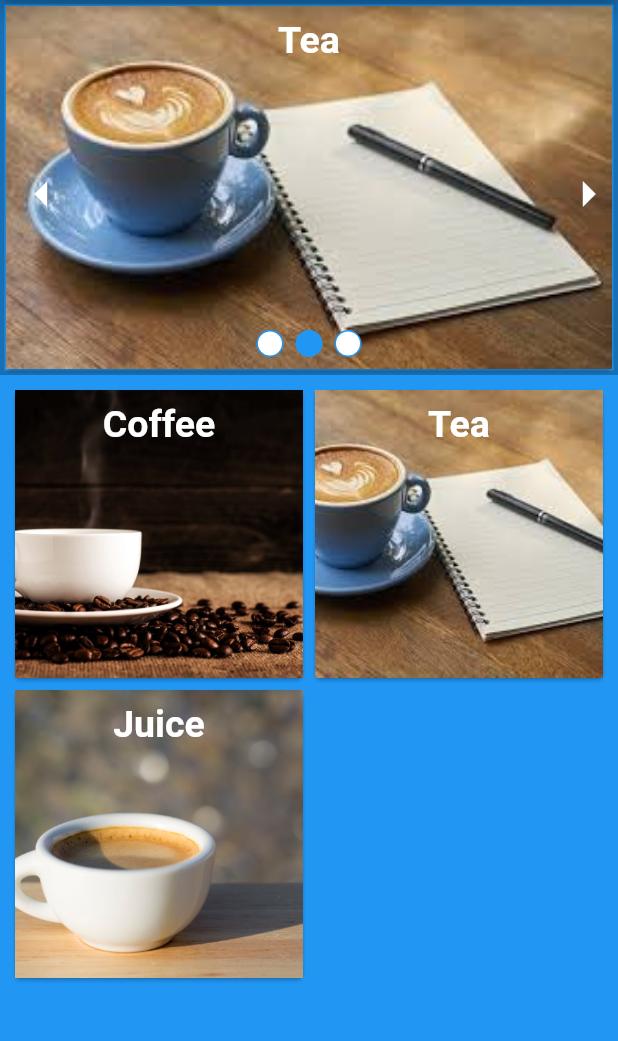
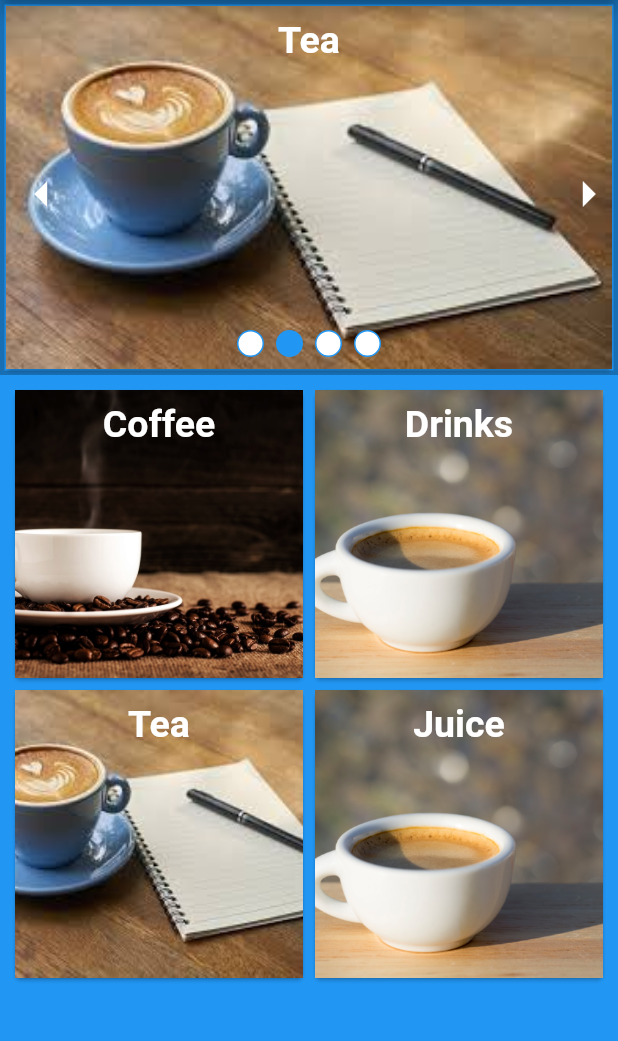
Before and after one commit to Shaheduzzaman67/shop_app, a Flutter app: the screen it shows after launch, on a phone screen of 412 x 824 dp, the part 84-1125 px from its top. Run offline on Flutter 3.47's test engine with Material 2 defaults, Android fonts, the phone set to English and light mode, and no system bars; our stand-ins replace transparent_image.

Commit message:
Demo Mockup finished

```diff
--- a/lib/widget/DrinkCards.dart
+++ b/lib/widget/DrinkCards.dart
@@ -7,10 +7,12 @@ List<DrinkType> mainType = <DrinkType>[
   DrinkType ("Coffee","assets/img/cofee1.jpg", 20.0 ),
   DrinkType ("Tea","assets/img/cofee2.jpg", 20.0 ),
   DrinkType ("Juice","assets/img/cofee3.jpg", 20.0 ),
+  DrinkType ("Drinks","assets/img/cofee3.jpg", 20.0 ),
 ];
 
 List<DrinkType> cofeeType = <DrinkType>[
   DrinkType ("Coffee","assets/img/cofee1.jpg", 20.0 ),
+  DrinkType ("Drinks","assets/img/cofee3.jpg", 20.0 ),
   DrinkType ("Tea","assets/img/cofee2.jpg", 20.0 ),
   DrinkType ("Juice","assets/img/cofee3.jpg", 20.0 ),
 ];
@@ -24,6 +26,7 @@ List<DrinkType> teaType = <DrinkType>[
 List<DrinkType> juiceType = <DrinkType>[
   DrinkType ("Juice","assets/img/cofee1.jpg", 20.0 ),
   DrinkType ("Tea","assets/img/cofee2.jpg", 20.0 ),
+  DrinkType ("Drinks","assets/img/cofee3.jpg", 20.0 ),
   DrinkType ("Coffee","assets/img/cofee3.jpg", 20.0 ),
 ];
 
```
Also changed, not shown: 4 other files.
